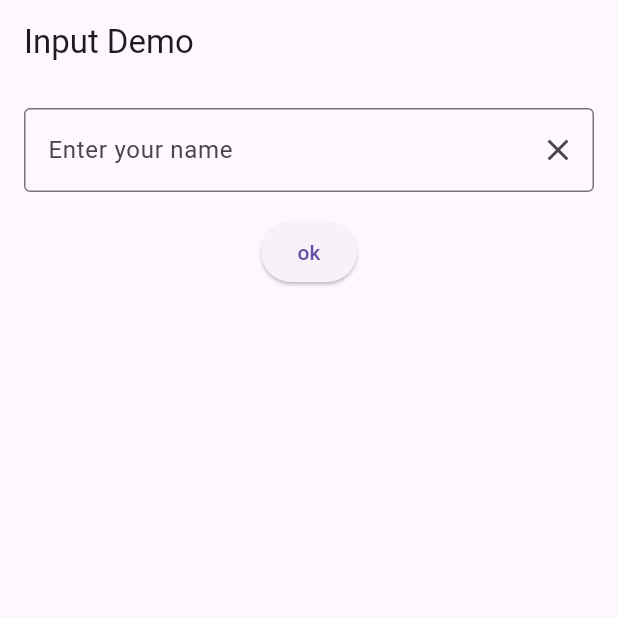
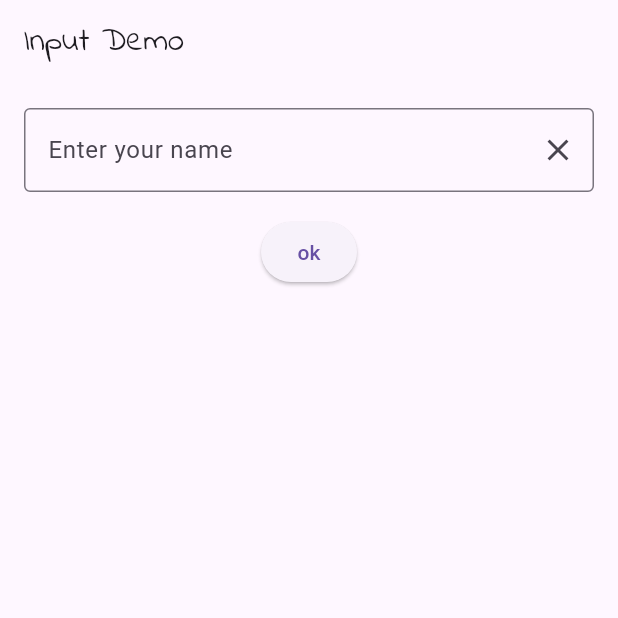
Before and after one commit to 6631501147/flutter_application, a Flutter app: the screen it shows after launch, on a phone screen of 412 x 824 dp, the top half of it. Run offline on Flutter 3.47's test engine with Material 3 defaults, Android fonts, the phone set to English and light mode, and no system bars.

Commit message:
Add custom font

```diff
--- a/lib/week04/input_demo.dart
+++ b/lib/week04/input_demo.dart
@@ -21,7 +21,7 @@ class _InputDemoState extends State<InputDemo> {
   @override
   Widget build(BuildContext context) {
     return Scaffold(
-      appBar: AppBar(title: Text("Input Demo")),
+      appBar: AppBar(title: Text("Input Demo", style: TextStyle(fontFamily: 'IndieFlower')), ),
       body: Column(
         children: [
           Padding(
@@ -43,7 +43,8 @@ class _InputDemoState extends State<InputDemo> {
             onPressed: updateText,
          child: Text('ok')),
          SizedBox(height: 16,),
-          Text(message),
+          Text(message,
+          style: TextStyle(fontFamily: 'IndieFlower', fontSize: 24),),
         ],
       ),
     );
```
Also changed, not shown: pubspec.yaml (+6 -6 lines), fonts/IndieFlower-Regular.ttf (added).
